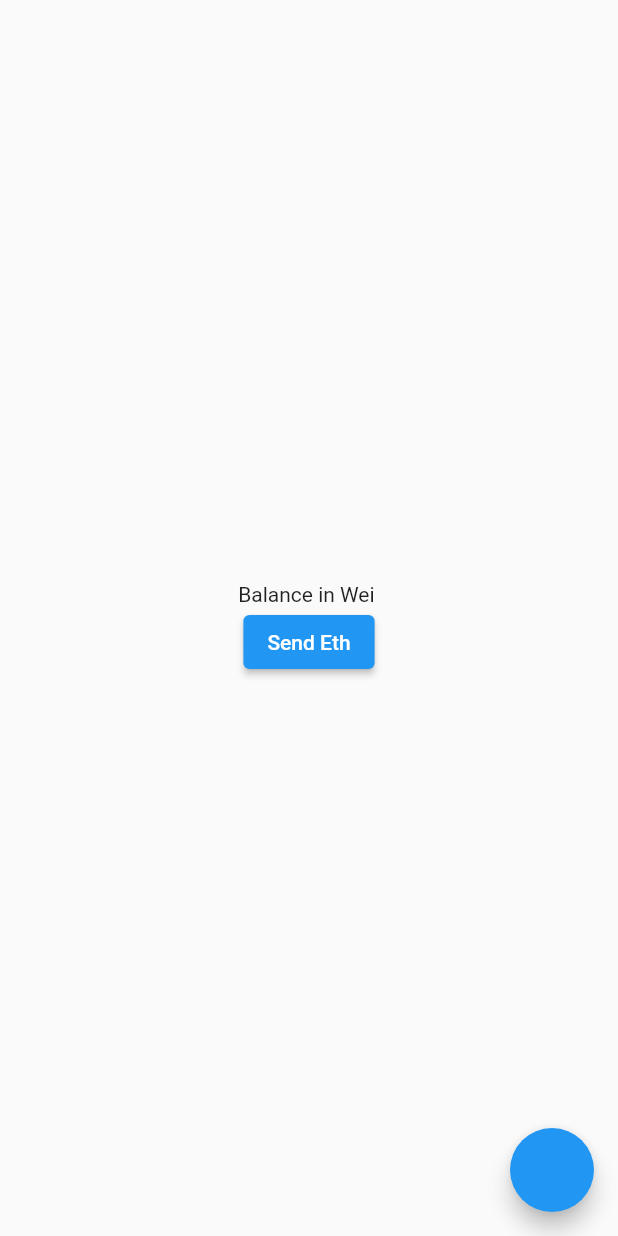
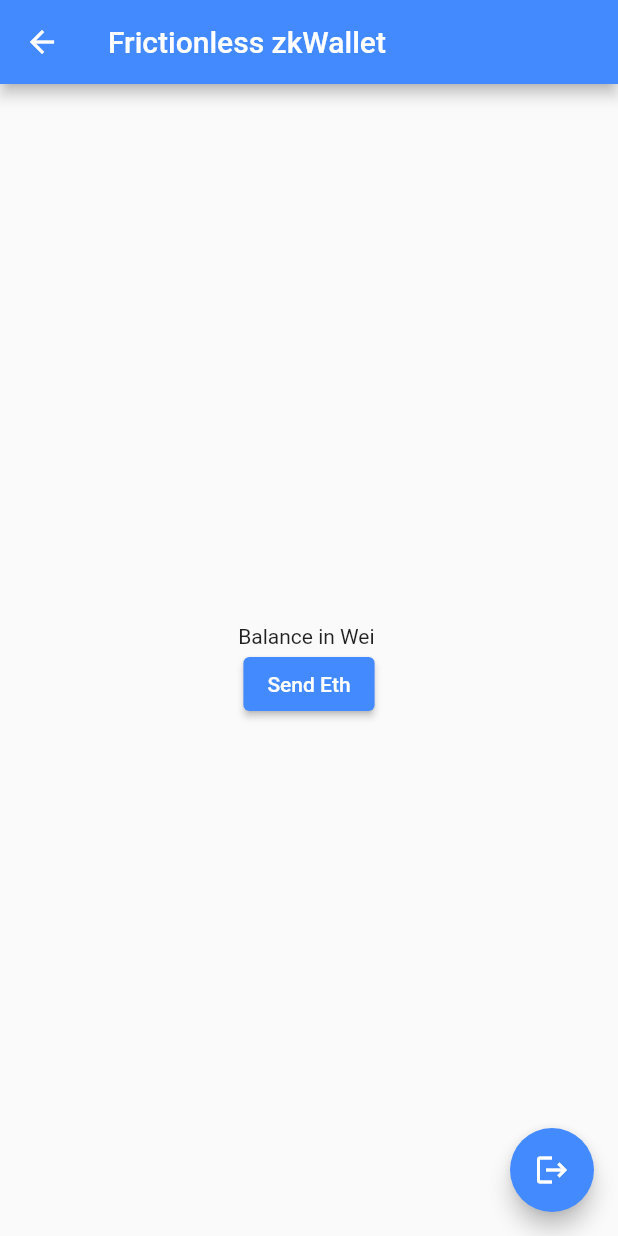
Before and after one commit to an-ku-sh/wallet, a Flutter app: the Wallet screen opened directly, on a phone screen of 412 x 824 dp. Run offline on Flutter 3.47's test engine with Material 2 defaults, Android fonts, the phone set to English and light mode, and no system bars; our stand-ins replace hex, shared_preferences; missing offline and left inert: bip39, ed25519_hd_key, web3dart; accounts and stored records are empty.

Commit message:
ui tweaks

```diff
--- a/lib/Pages/onboarding.dart
+++ b/lib/Pages/onboarding.dart
@@ -60,12 +60,18 @@ class _OnboardingState extends State<Onboarding> {
                 ElevatedButton(
                   onPressed: () {},
                   child: const Text("Continue"),
+                  style: ElevatedButton.styleFrom(
+                    backgroundColor: Colors.blueAccent,
+                  ),
                 ),
                 ElevatedButton(
                   onPressed: () async {
                     keyGen();
                   },
                   child: const Text("Generate Wallet"),
+                  style: ElevatedButton.styleFrom(
+                    backgroundColor: Colors.blueAccent,
+                  ),
                 ),
               ],
             ),
--- a/lib/Pages/wallet_home_page.dart
+++ b/lib/Pages/wallet_home_page.dart
@@ -68,6 +68,12 @@ class WalletState extends State<Wallet> {
   @override
   Widget build(BuildContext context) {
     return Scaffold(
+      appBar: AppBar(
+        backgroundColor: Colors.blueAccent,
+        title: const Text(
+          "Frictionless zkWallet",
+        ),
+      ),
       body: SafeArea(
         child: Center(
           child: Column(
@@ -75,12 +81,19 @@ class WalletState extends State<Wallet> {
             children: [
               Text(walletAddress),
               Text("Balance in Wei $balance"),
-              ElevatedButton(onPressed: () {}, child: const Text("Send Eth")),
+              ElevatedButton(
+                onPressed: () {},
+                style: ElevatedButton.styleFrom(
+                  backgroundColor: Colors.blueAccent,
+                ),
+                child: const Text("Send Eth"),
+              ),
             ],
           ),
         ),
       ),
-      floatingActionButton: FloatingActionButton(onPressed: () async {
+      floatingActionButton: FloatingActionButton(
+        onPressed: () async {
           SharedPreferences preferences = await SharedPreferences.getInstance();
           await preferences.remove('privateKey');
           // ignore: use_build_context_synchronously
@@ -91,7 +104,10 @@ class WalletState extends State<Wallet> {
             ),
             (route) => false,
           );
-      }),
+        },
+        backgroundColor: Colors.blueAccent,
+        child: const Icon(Icons.logout),
+      ),
     );
   }
 }
```
Lines whose indentation alone changed are shown as unchanged.
